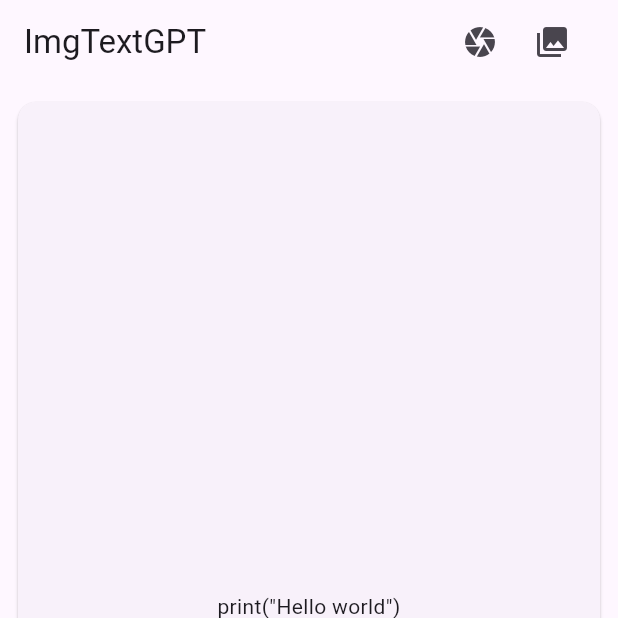
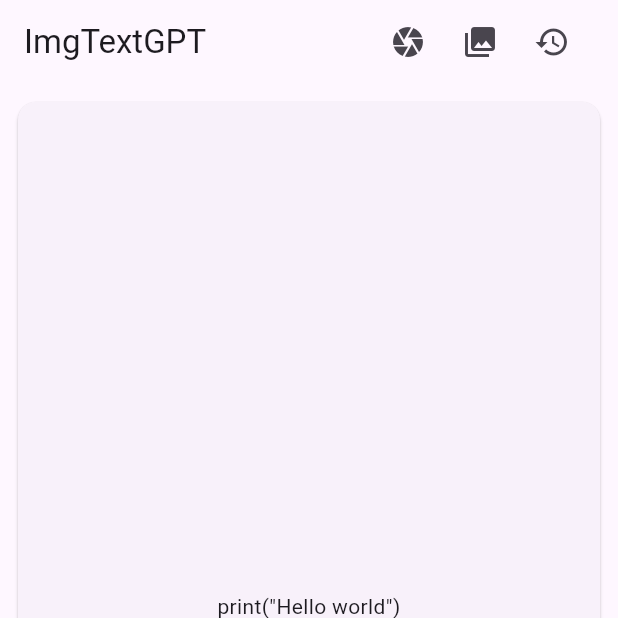
Before and after one commit to ganesh7262/img_text_gpt, a Flutter app: the screen it shows after launch, after a tap on the "camera" icon, on a phone screen of 412 x 824 dp, the top half of it. Run offline on Flutter 3.47's test engine with Material 2 defaults, Android fonts, the phone set to English and light mode, and no system bars; our stand-ins replace flutter_dotenv, image_picker; missing offline and left inert: google_mlkit_text_recognition.

Commit message:
history
adding history feature.

```diff
--- a/img_text_gpt/lib/main.dart
+++ b/img_text_gpt/lib/main.dart
@@ -1,10 +1,17 @@
 import 'package:flutter/material.dart';
 import 'package:flutter_dotenv/flutter_dotenv.dart';
+import 'package:img_text_gpt/history_model.dart';
 import 'screens/home_screen.dart';
+import 'package:provider/provider.dart';
 
 void main() async {
   await dotenv.load();
-  runApp(const MyApp());
+  runApp(
+    ChangeNotifierProvider(
+      create: (context) => HistoryModel(),
+      child: const MyApp(),
+    ),
+  );
 }
 
 class MyApp extends StatelessWidget {
@@ -16,21 +23,6 @@ class MyApp extends StatelessWidget {
     return MaterialApp(
       title: 'Flutter Demo',
       theme: ThemeData(
-        // This is the theme of your application.
-        //
-        // TRY THIS: Try running your application with "flutter run". You'll see
-        // the application has a blue toolbar. Then, without quitting the app,
-        // try changing the seedColor in the colorScheme below to Colors.green
-        // and then invoke "hot reload" (save your changes or press the "hot
-        // reload" button in a Flutter-supported IDE, or press "r" if you used
-        // the command line to start the app).
-        //
-        // Notice that the counter didn't reset back to zero; the application
-        // state is not lost during the reload. To reset the state, use hot
-        // restart instead.
-        //
-        // This works for code too, not just values: Most code changes can be
-        // tested with just a hot reload.
         colorScheme: ColorScheme.fromSeed(seedColor: Colors.deepPurple),
         useMaterial3: true,
       ),
--- a/img_text_gpt/lib/screens/home_screen.dart
+++ b/img_text_gpt/lib/screens/home_screen.dart
@@ -6,6 +6,7 @@ import 'package:http/http.dart';
 import 'package:flutter_dotenv/flutter_dotenv.dart';
 import 'package:image_picker/image_picker.dart';
 import 'package:flutter/services.dart';
+import 'package:img_text_gpt/screens/history_screen.dart';
 
 class HomeScreen extends StatefulWidget {
   const HomeScreen({super.key});
@@ -23,7 +24,6 @@ class _HomeScreenState extends State<HomeScreen> {
   final _promptController = TextEditingController();
   String _gptresponse = '''print("Hello world")''';
   final txtRecognizer = TextRecognizer();
-
   bool _isgettingresponse = false;
 
   /// this shows the modal bottom sheet which displays the picked image and a preview of extracted text from image
@@ -167,6 +167,14 @@ class _HomeScreenState extends State<HomeScreen> {
     );
   }
 
+  void showHistory() {
+    Navigator.push(
+        context,
+        MaterialPageRoute(
+          builder: (context) => HistoryScreen(),
+        ));
+  }
+
   @override
   Widget build(BuildContext context) {
     return Scaffold(
@@ -175,13 +183,15 @@ class _HomeScreenState extends State<HomeScreen> {
         title: const Text("ImgTextGPT"),
         actions: [
           IconButton(onPressed: _fromCamera, icon: const Icon(Icons.camera)),
+          IconButton(
+            onPressed: _fromGallery,
+            icon: const Icon(Icons.collections),
+          ),
           Padding(
             padding: const EdgeInsets.only(right: 20),
-            child: IconButton(
-              onPressed: _fromGallery,
-              icon: const Icon(Icons.collections),
-            ),
-          )
+            child:
+                IconButton(onPressed: showHistory, icon: Icon(Icons.history)),
+          ),
         ],
       ),
       body: Padding(
--- a/img_text_gpt/pubspec.yaml
+++ b/img_text_gpt/pubspec.yaml
@@ -39,6 +39,7 @@ dependencies:
   flutter_dotenv: ^5.1.0
   google_mlkit_text_recognition: ^0.10.0
   image_picker: ^1.0.2
+  provider: ^6.0.5
 
 dev_dependencies:
   flutter_test:
```
Also changed, not shown: img_text_gpt/lib/history_model.dart (added, +27 -0 lines), img_text_gpt/lib/screens/history_screen.dart (added, +28 -0 lines), img_text_gpt/pubspec.lock.
